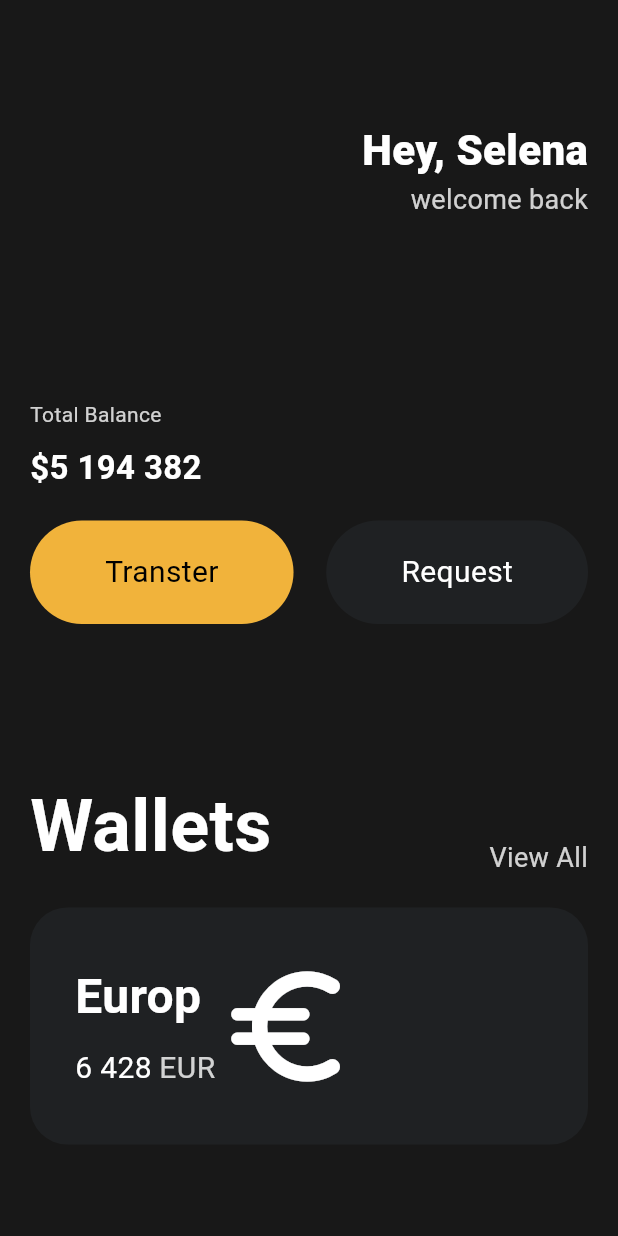
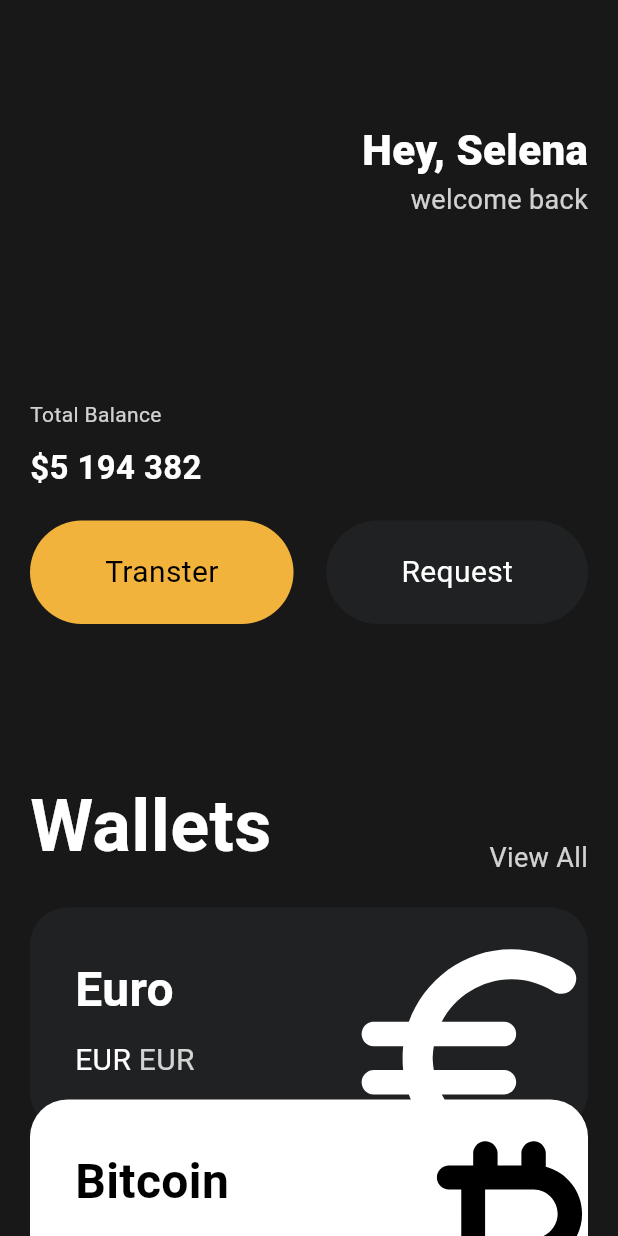
Before and after one commit to amecoder/nomad-flutter-webtoon, a Flutter app: the screen it shows after launch, on a phone screen of 412 x 824 dp. Run offline on Flutter 3.47's test engine with Material 3 defaults, Android fonts, the phone set to English and light mode, and no system bars.

Commit message:
add wallets card

```diff
--- a/lib/main.dart
+++ b/lib/main.dart
@@ -1,6 +1,6 @@
 import 'package:flutter/material.dart';
 import 'package:toonflix/widgets/button.dart';
-import 'package:toonflix/widgets/wallet_card.dart';
+import 'package:toonflix/widgets/currency_card.dart';
 
 void main() {
   runApp(const MyApp());
@@ -36,7 +36,8 @@ class _MyHomePageState extends State<MyHomePage> {
   Widget build(BuildContext context) {
     return const Scaffold(
       backgroundColor: Color(0xFF181818),
-      body: Padding(
+      body: SingleChildScrollView(
+        child: Padding(
           padding: EdgeInsets.symmetric(
             horizontal: 20,
           ),
@@ -132,8 +133,32 @@ class _MyHomePageState extends State<MyHomePage> {
               SizedBox(
                 height: 20,
               ),
-            WalletCard(),
+              CurrencyCard(
+                name: 'Euro',
+                code: 'EUR',
+                amount: '6 428',
+                icon: Icons.euro_rounded,
+                isInverted: false,
+                order: 1,
+              ),
+              CurrencyCard(
+                name: 'Bitcoin',
+                code: 'BTC',
+                amount: '9 785',
+                icon: Icons.currency_bitcoin_rounded,
+                isInverted: true,
+                order: 2,
+              ),
+              CurrencyCard(
+                name: 'Dollar',
+                code: 'USD',
+                amount: '428',
+                icon: Icons.attach_money_rounded,
+                order: 3,
+                isInverted: false,
+              ),
             ],
+          ),
         ),
       ),
     );
--- /dev/null
+++ b/lib/widgets/currency_card.dart
@@ -0,0 +1,111 @@
+import 'package:flutter/material.dart';
+
+class CurrencyCard extends StatelessWidget {
+  final String name, code, amount;
+  final IconData icon;
+  final bool isInverted;
+  final int order;
+
+  const CurrencyCard({
+    super.key,
+    required this.name,
+    required this.code,
+    required this.amount,
+    required this.icon,
+    this.isInverted = false,
+    required this.order,
+  });
+
+  @override
+  Widget build(BuildContext context) {
+    return Transform.translate(
+      offset: Offset(0, (order - 1) * -20),
+      child: Container(
+        clipBehavior: Clip.hardEdge,
+        decoration: BoxDecoration(
+          color: isInverted ? Colors.white : const Color(0xFF1F2123),
+          borderRadius: BorderRadius.circular(25),
+        ),
+        child: Row(
+          children: [
+            Padding(
+              padding: const EdgeInsets.all(30),
+              child: Row(
+                mainAxisAlignment: MainAxisAlignment.spaceBetween,
+                children: [
+                  Column(
+                    crossAxisAlignment: CrossAxisAlignment.start,
+                    children: [
+                      Text(
+                        name,
+                        style: TextStyle(
+                            color: isInverted ? Colors.black : Colors.white,
+                            fontSize: 32,
+                            fontWeight: FontWeight.w600),
+                      ),
+                      const SizedBox(
+                        height: 10,
+                      ),
+                      Row(
+                        children: [
+                          Text(
+                            code,
+                            style: TextStyle(
+                              color: isInverted ? Colors.black : Colors.white,
+                              fontSize: 20,
+                            ),
+                          ),
+                          const SizedBox(
+                            width: 5,
+                          ),
+                          Text(
+                            code,
+                            style: TextStyle(
+                              color: isInverted
+                                  ? Colors.black
+                                  : const Color.fromRGBO(
+                                      255,
+                                      255,
+                                      255,
+                                      0.8,
+                                    ),
+                              fontSize: 20,
+                            ),
+                          ),
+                        ],
+                      )
+                    ],
+                  ),
+                  EuroIcon(
+                    icon: icon,
+                    isInverted: isInverted,
+                  ),
+                ],
+              ),
+            )
+          ],
+        ),
+      ),
+    );
+  }
+}
+
+class EuroIcon extends StatelessWidget {
+  final IconData icon;
+  final bool isInverted;
+  const EuroIcon({super.key, required this.icon, this.isInverted = false});
+
+  @override
+  Widget build(BuildContext context) {
+    return Transform.scale(
+      scale: 2.2,
+      child: Transform.translate(
+          offset: const Offset(65, 12),
+          child: Icon(
+            icon,
+            color: isInverted ? Colors.black : Colors.white,
+            size: 88,
+          )),
+    );
+  }
+}
--- a/lib/widgets/wallet_card.dart
+++ /dev/null
@@ -1,75 +0,0 @@
-import 'package:flutter/material.dart';
-
-class WalletCard extends StatelessWidget {
-  const WalletCard({
-    super.key,
-  });
-
-  @override
-  Widget build(BuildContext context) {
-    return Container(
-      decoration: BoxDecoration(
-        color: const Color(0xFF1F2123),
-        borderRadius: BorderRadius.circular(25),
-      ),
-      child: const Row(
-        children: [
-          Padding(
-            padding: EdgeInsets.all(30),
-            child: Row(
-              mainAxisAlignment: MainAxisAlignment.spaceBetween,
-              children: [
-                Column(
-                  crossAxisAlignment: CrossAxisAlignment.start,
-                  children: [
-                    Text(
-                      'Europ',
-                      style: TextStyle(
-                          color: Colors.white,
-                          fontSize: 32,
-                          fontWeight: FontWeight.w600),
-                    ),
-                    SizedBox(
-                      height: 10,
-                    ),
-                    Row(
-                      children: [
-                        Text(
-                          '6 428',
-                          style: TextStyle(
-                            color: Colors.white,
-                            fontSize: 20,
-                          ),
-                        ),
-                        SizedBox(
-                          width: 5,
-                        ),
-                        Text(
-                          'EUR',
-                          style: TextStyle(
-                            color: Color.fromRGBO(
-                              255,
-                              255,
-                              255,
-                              0.8,
-                            ),
-                            fontSize: 20,
-                          ),
-                        ),
-                      ],
-                    )
-                  ],
-                ),
-                Icon(
-                  Icons.euro_rounded,
-                  color: Colors.white,
-                  size: 98,
-                )
-              ],
-            ),
-          )
-        ],
-      ),
-    );
-  }
-}
```
Lines whose indentation alone changed are shown as unchanged.
